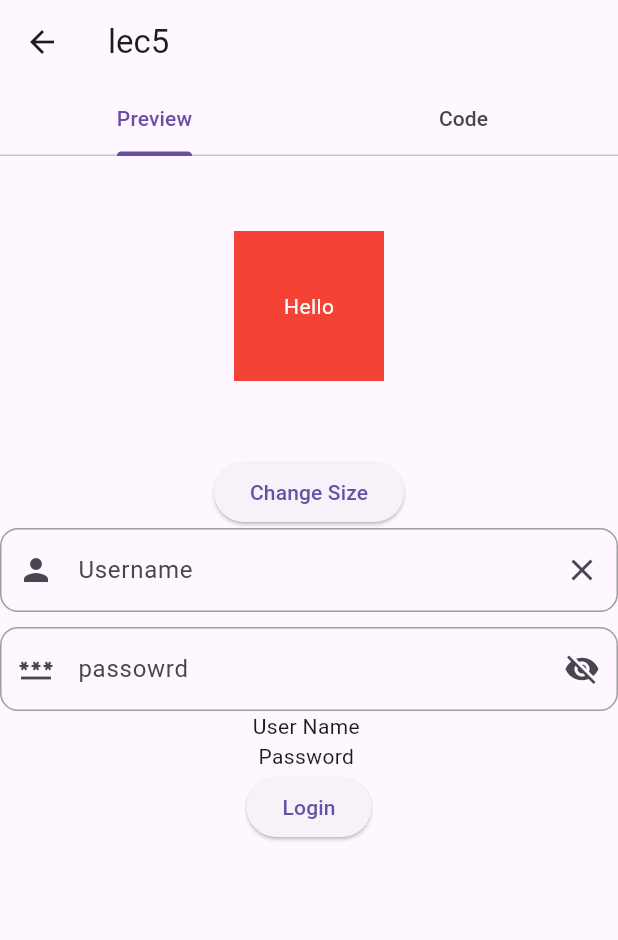
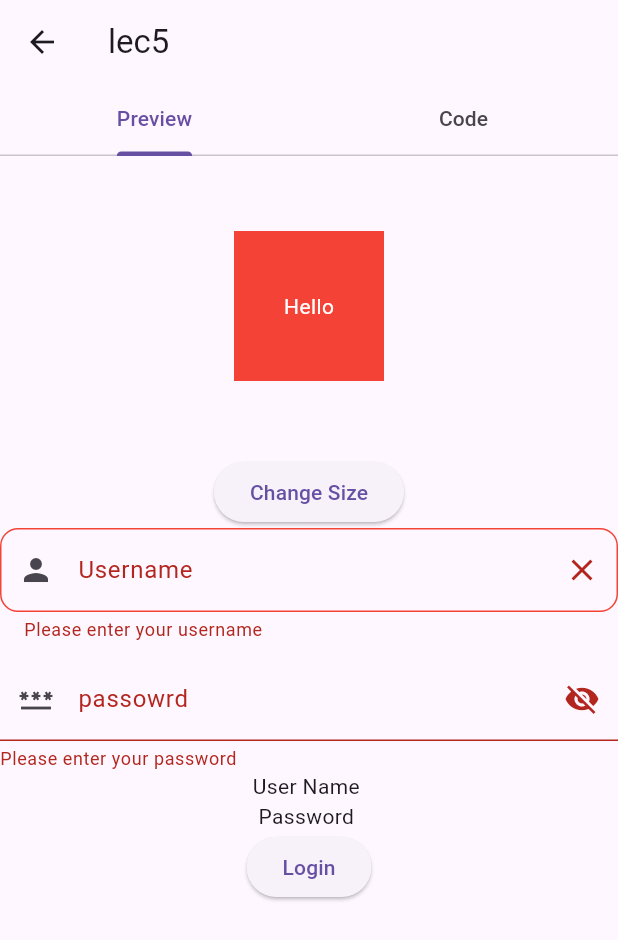
Before and after one commit to AgMarwanAg/componentkit, a Flutter app: the Lec5 screen opened by its route, after a tap on "Login", on a phone screen of 412 x 824 dp. Shown: the top 940 px of the screen. Run offline on Flutter 3.47's test engine with Material 3 defaults, Android fonts, the phone set to English and light mode, and no system bars; our stand-ins replace flutter_highlight.

Commit message:
feat(form): add form validation to login screen
- Wrap form fields in Form widget with GlobalKey
- Convert TextField to TextFormField with validators
- Add username required validation
- Add password validation (required and minimum 8 characters)
- Add error border styling for validation states
- Update login button to validate form before submission

```diff
--- a/lib/lec5.dart
+++ b/lib/lec5.dart
@@ -22,10 +22,13 @@ class _Lec5State extends State<Lec5> {
   bool obSecurePassord = true;
   TextEditingController userCTR = TextEditingController();
   TextEditingController passwordCTR = TextEditingController();
+  final formKey = GlobalKey<FormState>();
   @override
   Widget build(BuildContext context) {
     return Scaffold(
       body: SingleChildScrollView(
+        child: Form(
+          key: formKey,
           child: Column(
             children: [
               SizedBox(height: 50),
@@ -50,8 +53,14 @@ class _Lec5State extends State<Lec5> {
                 },
                 child: const Text('Change Size'),
               ),
-            TextField(
+              TextFormField(
                 controller: userCTR,
+                validator: (value) {
+                  if (value == null || value.isEmpty) {
+                    return 'Please enter your username';
+                  }
+                  return null;
+                },
                 decoration: InputDecoration(
                     labelText: 'Username',
                     hintText: 'e.g., Marwan',
@@ -69,14 +78,26 @@ class _Lec5State extends State<Lec5> {
                       borderSide: BorderSide(color: Colors.grey),
                       borderRadius: BorderRadius.all(Radius.circular(12.0)),
                     ),
-              ),
+                    errorBorder: OutlineInputBorder(
+                      borderSide: BorderSide(color: Colors.red),
+                      borderRadius: BorderRadius.all(Radius.circular(12.0)),
+                    )),
               ),
               SizedBox(
                 height: 10,
               ),
-            TextField(
+              TextFormField(
                 controller: passwordCTR,
                 obscureText: obSecurePassord,
+                validator: (value) {
+                  if (value == null || value.isEmpty) {
+                    return 'Please enter your password';
+                  }
+                  if (value.length < 8) {
+                    return 'Password must be at least 8 characters';
+                  }
+                  return null;
+                },
                 decoration: InputDecoration(
                   labelText: 'passowrd',
                   prefixIcon: Icon(Icons.password),
@@ -106,12 +127,15 @@ class _Lec5State extends State<Lec5> {
               Text('Password ${passwordCTR.text}'),
               ElevatedButton(
                   onPressed: () {
+                    if (formKey.currentState!.validate()) {
                       setState(() {});
+                    }
                   },
                   child: Text('Login'))
             ],
           ),
         ),
+      ),
     );
   }
 }
```
Lines whose indentation alone changed are shown as unchanged.
